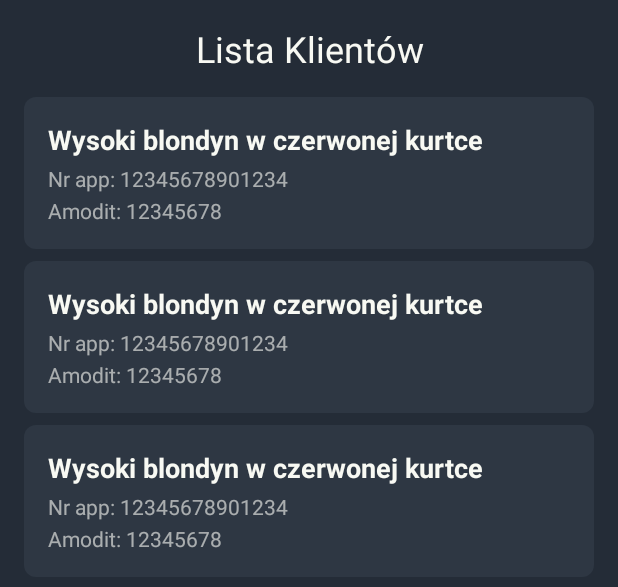
After one commit to RadoslawKaminski/Paragownik, an Android app: the layout activity_client_list.xml on its own in the app's theme, with its tools: preview values and no code run, on a phone screen of 412 x 824 dp. The commit adds this screen. Shown: the top 587 px of the screen. Run offline under Robolectric (Android 15) with nearby library versions, the phone set to English and light mode, and no system bars.

Commit message:
dodanie widoku listy klientów

```diff
--- a/app/src/main/AndroidManifest.xml
+++ b/app/src/main/AndroidManifest.xml
@@ -20,6 +20,11 @@
         <!-- exported="false" oznacza, że nie może być uruchamiana przez inne aplikacje. -->
         <activity
             android:name=".AddClientActivity"
+            android:exported="false" />
+
+        <!-- Deklaracja aktywności ClientListActivity. --> <!-- Dodano -->
+        <activity
+            android:name=".ClientListActivity"
             android:exported="false" />
 
         <!-- Deklaracja aktywności ReceiptListActivity. -->
--- /dev/null
+++ b/app/src/main/res/layout/activity_client_list.xml
@@ -0,0 +1,43 @@
+<?xml version="1.0" encoding="utf-8"?>
+<!-- Layout dla aktywności wyświetlającej listę klientów (ClientListActivity). -->
+<androidx.constraintlayout.widget.ConstraintLayout xmlns:android="http://schemas.android.com/apk/res/android"
+    xmlns:app="http://schemas.android.com/apk/res-auto"
+    xmlns:tools="http://schemas.android.com/tools"
+    android:layout_width="match_parent"
+    android:layout_height="match_parent"
+    android:background="@color/main_color_dark"
+    tools:context=".ClientListActivity">
+
+    <!-- Tytuł ekranu -->
+    <TextView
+        android:id="@+id/clientListTitleTextView"
+        android:layout_width="0dp"
+        android:layout_height="wrap_content"
+        android:layout_marginStart="16dp"
+        android:layout_marginTop="16dp"
+        android:layout_marginEnd="16dp"
+        android:gravity="center"
+        android:text="@string/client_list_title"
+        android:textSize="24sp"
+        app:layout_constraintEnd_toEndOf="parent"
+        app:layout_constraintStart_toStartOf="parent"
+        app:layout_constraintTop_toTopOf="parent" />
+
+    <!-- RecyclerView do wyświetlania listy klientów. -->
+    <androidx.recyclerview.widget.RecyclerView
+        android:id="@+id/clientRecyclerView"
+        android:layout_width="0dp"
+        android:layout_height="0dp"
+        android:layout_marginTop="16dp"
+        android:paddingStart="16dp"
+        android:paddingEnd="16dp"
+        android:paddingBottom="16dp"
+        app:layout_constraintBottom_toBottomOf="parent"
+        app:layout_constraintEnd_toEndOf="parent"
+        app:layout_constraintStart_toStartOf="parent"
+        app:layout_constraintTop_toBottomOf="@+id/clientListTitleTextView"
+        tools:listitem="@layout/client_item" /> <!-- Wskazuje przykładowy layout elementu listy. -->
+
+    <!-- TODO: W przyszłości można dodać FAB do filtrowania lub innych akcji -->
+
+</androidx.constraintlayout.widget.ConstraintLayout>
--- /dev/null
+++ b/app/src/main/res/layout/client_item.xml
@@ -0,0 +1,49 @@
+<?xml version="1.0" encoding="utf-8"?>
+<!-- Layout pojedynczego elementu listy klientów w ClientListActivity. -->
+<LinearLayout xmlns:android="http://schemas.android.com/apk/res/android"
+    xmlns:tools="http://schemas.android.com/tools"
+    android:layout_width="match_parent"
+    android:layout_height="wrap_content"
+    android:orientation="vertical"
+    android:padding="16dp"
+    android:layout_marginBottom="8dp"
+    android:background="@drawable/rounded_edittext_background"
+    android:contentDescription="@string/cd_client_list_item"> <!-- Opis zawartości dla dostępności -->
+
+    <!-- Główny opis klienta lub jego ID -->
+    <TextView
+        android:id="@+id/clientDescriptionTextView"
+        android:layout_width="match_parent"
+        android:layout_height="wrap_content"
+        android:textSize="18sp"
+        android:textStyle="bold"
+        android:textColor="@color/white_text"
+        tools:text="Wysoki blondyn w czerwonej kurtce"/>
+
+    <!-- Numer aplikacji klienta (jeśli istnieje) -->
+    <TextView
+        android:id="@+id/clientAppNumberTextView"
+        android:layout_width="match_parent"
+        android:layout_height="wrap_content"
+        android:layout_marginTop="4dp"
+        android:textSize="14sp"
+        android:textColor="@color/sub_white_text"
+        android:visibility="gone"
+        tools:text="Nr app: 12345678901234"
+        tools:visibility="visible"/>
+
+    <!-- Numer Amodit (jeśli istnieje) -->
+    <TextView
+        android:id="@+id/amoditNumberTextView"
+        android:layout_width="match_parent"
+        android:layout_height="wrap_content"
+        android:layout_marginTop="2dp"
+        android:textSize="14sp"
+        android:textColor="@color/sub_white_text"
+        android:visibility="gone"
+        tools:text="Amodit: 12345678"
+        tools:visibility="visible"/>
+
+    <!-- TODO: W przyszłości dodać ImageView na miniaturę zdjęcia -->
+
+</LinearLayout>
--- a/app/src/main/res/values/strings.xml
+++ b/app/src/main/res/values/strings.xml
@@ -17,6 +17,7 @@
 
     <!-- MainActivity -->
     <string name="cd_add_client_fab">Dodaj nowego klienta</string> <!-- cd = content description -->
+    <string name="view_clients_button">Pokaż Klientów</string> <!-- Dodano -->
 
     <!-- ReceiptListActivity -->
     <string name="cd_add_receipt_fab">Dodaj nowy paragon dla tego sklepu</string>
@@ -58,4 +59,12 @@
     <string name="amodit_number_label">Amodit: (opcjonalne)</string>
     <string name="cd_edit_receipt_icon">Edytuj paragon</string>
 
+    <!-- ClientListActivity --> <!-- Dodano -->
+    <string name="client_list_title">Lista Klientów</string>
+    <string name="client_item_id_prefix">ID: </string>
+    <string name="client_item_no_description">Brak opisu</string>
+    <string name="client_item_app_number_prefix">Nr app: </string>
+    <string name="client_item_amodit_number_prefix">Amodit: </string>
+    <string name="cd_client_list_item">Element listy klientów</string>
+
 </resources>
```
Also changed, not shown: app/src/main/java/com/kaminski/paragownik/ClientAdapter.kt (added, +110 -0 lines), app/src/main/java/com/kaminski/paragownik/ClientListActivity.kt (added, +77 -0 lines), app/src/main/java/com/kaminski/paragownik/MainActivity.kt (+19 -3 lines), app/src/main/java/com/kaminski/paragownik/viewmodel/ClientListViewModel.kt (added, +34 -0 lines), app/src/main/res/layout/activity_main.xml (+17 -2 lines).
